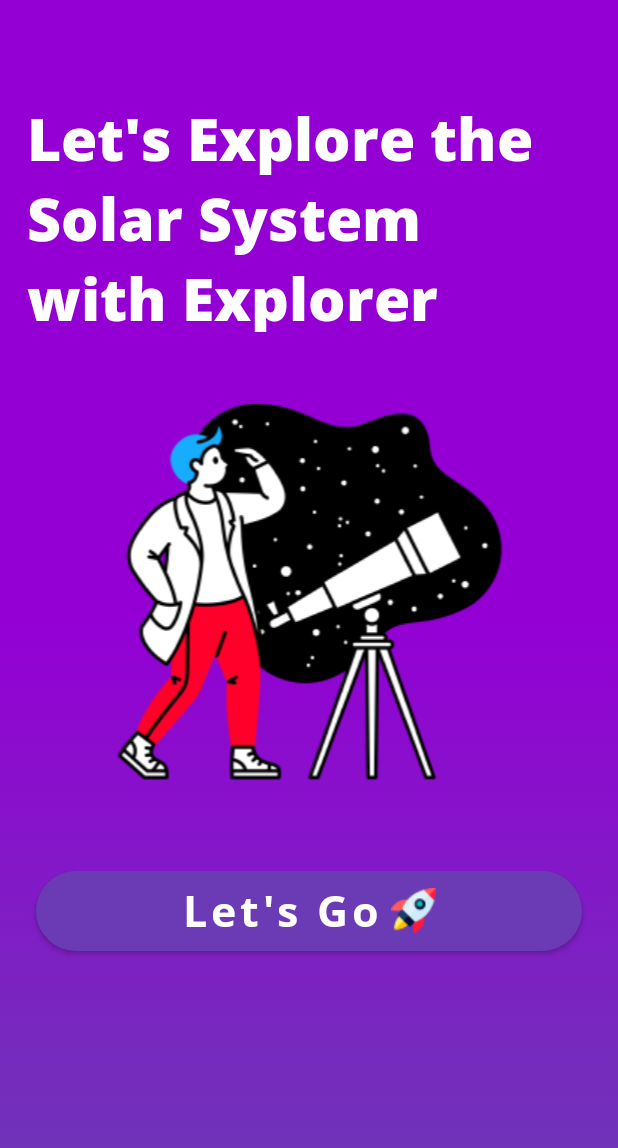
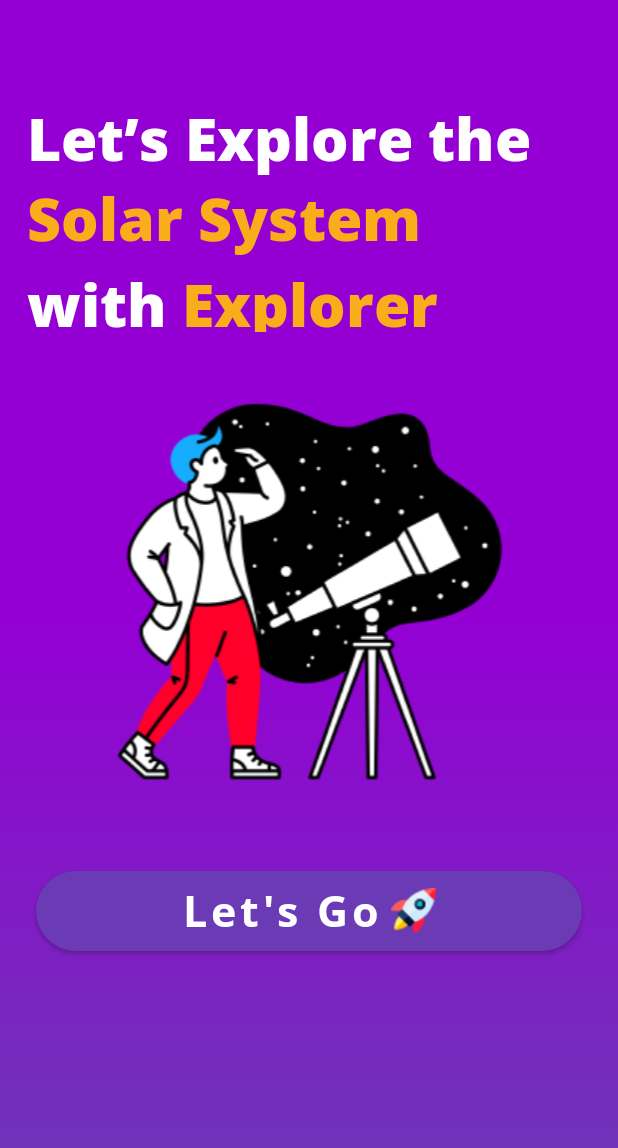
Before and after one commit to FMSSBilisimAndroid/mehmet_sevim_odev4, an Android app: the screen it shows after launch (MainActivity), on a phone screen of 412 x 824 dp. Shown: the top 1148 px of the screen. Run offline under Robolectric (Android 15) with nearby library versions, the phone set to English and light mode, and no system bars; our stand-ins replace data binding, sdp/ssp sizes.

```diff
--- a/app/src/main/java/com/example/mehmet_sevim_odev4/presentation/LetsGoFragment.kt
+++ b/app/src/main/java/com/example/mehmet_sevim_odev4/presentation/LetsGoFragment.kt
@@ -1,6 +1,7 @@
 package com.example.mehmet_sevim_odev4.presentation
 
 import android.os.Bundle
+import android.text.Html
 import androidx.fragment.app.Fragment
 import android.view.LayoutInflater
 import android.view.View
@@ -22,7 +23,12 @@ class LetsGoFragment : Fragment() {
 
     override fun onViewCreated(view: View, savedInstanceState: Bundle?) {
         super.onViewCreated(view, savedInstanceState)
-        goNextFragment()
+        fragmentLetsGoBinding.apply {
+            LetsGoScreenLetsButton.setOnClickListener {
+                goNextFragment()
+            }
+            LetsGoScreenTitle.text=Html.fromHtml(getString(R.string.htmltitle))
+        }
     }
 
     /**
@@ -30,9 +36,7 @@ class LetsGoFragment : Fragment() {
      */
     private fun goNextFragment() {
         fragmentLetsGoBinding.apply {
-            LetsGoScreenLetsButton.setOnClickListener {
                 findNavController().navigate(R.id.action_letsGoFragment_to_menuFragment)
-            }
         }
     }
 }
--- a/app/src/main/res/layout/fragment_lets_go.xml
+++ b/app/src/main/res/layout/fragment_lets_go.xml
@@ -45,7 +45,6 @@
             android:layout_height="@dimen/_120sdp"
             android:layout_marginStart="@dimen/_14sdp"
             android:fontFamily="@font/open_sans_extrabold"
-            android:text="Let's Explore the\nSolar System\nwith Explorer"
             android:textSize="@dimen/_30ssp"
             app:layout_constraintBottom_toTopOf="@+id/LetsGoScreenAstronomerImage"
             app:layout_constraintStart_toStartOf="parent" />
--- a/app/src/main/res/layout/fragment_menu.xml
+++ b/app/src/main/res/layout/fragment_menu.xml
@@ -33,7 +33,7 @@
             android:layout_height="wrap_content"
             android:layout_marginTop="5dp"
             android:fontFamily="@font/open_sans_extrabold"
-            android:text="Mars Trade"
+            android:text="@string/mars_trade"
             android:textColor="@color/white"
             android:textSize="30sp"
             app:layout_constraintEnd_toEndOf="parent"
--- a/app/src/main/res/values/strings.xml
+++ b/app/src/main/res/values/strings.xml
@@ -2,7 +2,6 @@
     <string name="app_name">mehmet_sevim_odev4</string>
     <!-- TODO: Remove or change this placeholder text -->
     <string name="hello_blank_fragment">Hello blank fragment</string>
-    <string name="html" tools:ignore="Typos"><![CDATA[<p><font color=#000>Let’s Explore the</font><br>
-    <b><font color=#F9AD1A>Solar System</font><b><br><b><font color=#000>with</font><font color=#F9AD1A> Explorer</font><b></p>]]>
-    </string>
+    <string name="mars_trade">Mars Trade</string>
+    <string name="htmltitle" tools:ignore="Typos"><![CDATA[<p><font font family:@font/opensans_extrabold color=#FFFFFF>Let’s Explore the</font><br><b><font color=#F9AD1A>Solar System</font><b><br><b><font color=#FFFFFF>with</font><font color=#F9AD1A> Explorer</font><b></p>]]></string>
 </resources>
```
